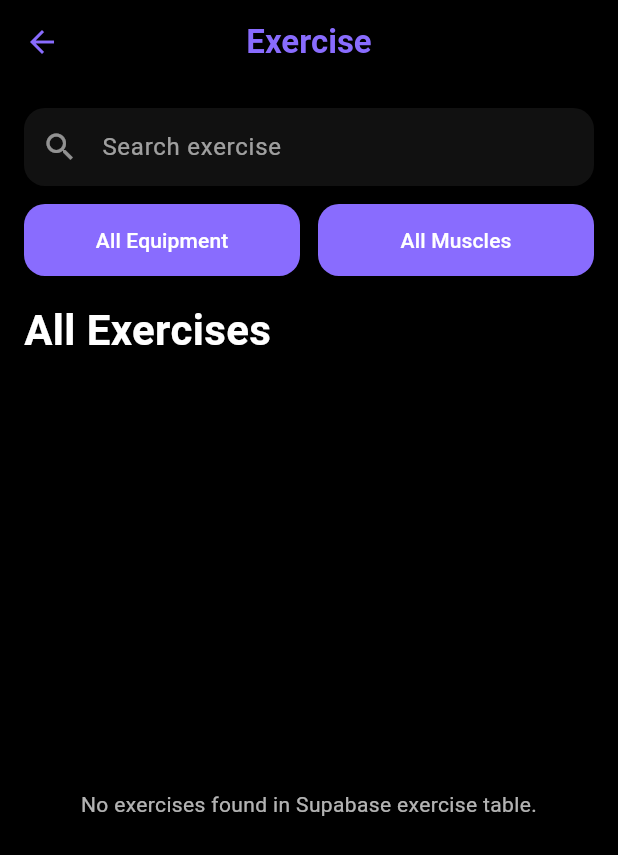
After one commit to WeiHao3705/Mobile_Application_Development, a Flutter app: the ExerciseExplorePage screen opened directly, on a phone screen of 412 x 824 dp. The commit adds this screen. Shown: the top 855 px of the screen. Run offline on Flutter 3.47's test engine with Material 3 defaults, Android fonts, the phone set to English and light mode, and no system bars; our stand-ins replace supabase_flutter; accounts and stored records are empty.

Commit message:
exercise list and details page created

```diff
--- /dev/null
+++ b/lib/models/exercise.dart
@@ -0,0 +1,129 @@
+class Exercise {
+  const Exercise({
+    required this.id,
+    required this.name,
+    required this.primaryMuscle,
+    required this.muscleGroup,
+    required this.equipment,
+    required this.imageUrl,
+    required this.secondaryMuscle,
+    required this.howTo,
+    this.videoUrl,
+  });
+
+  final String id;
+  final String name;
+  final String primaryMuscle;
+  final String muscleGroup;
+  final String equipment;
+  final String imageUrl;
+  final String secondaryMuscle;
+  final String howTo;
+  final String? videoUrl;
+
+  factory Exercise.fromJson(Map<String, dynamic> json) {
+    String readString(List<String> keys, {String fallback = ''}) {
+      for (final key in keys) {
+        final value = json[key];
+        if (value != null && value.toString().trim().isNotEmpty) {
+          return value.toString().trim();
+        }
+      }
+      return fallback;
+    }
+
+    String readSecondaryMuscle(List<String> keys, {String fallback = ''}) {
+      for (final key in keys) {
+        final value = json[key];
+        if (value == null) {
+          continue;
+        }
+
+        if (value is List) {
+          final cleaned = value
+              .map((item) => item.toString().trim())
+              .where((item) => item.isNotEmpty)
+              .join(', ');
+          if (cleaned.isNotEmpty) {
+            return cleaned;
+          }
+          continue;
+        }
+
+        final cleaned = _cleanListLikeText(value.toString());
+        if (cleaned.isNotEmpty) {
+          return cleaned;
+        }
+      }
+      return fallback;
+    }
+
+    String? readNullableString(List<String> keys) {
+      for (final key in keys) {
+        final value = json[key];
+        if (value != null && value.toString().trim().isNotEmpty) {
+          return value.toString().trim();
+        }
+      }
+      return null;
+    }
+
+    final parsedPrimaryMuscle = readString(
+      ['primary_muscle', 'primaryMuscle', 'muscle_group', 'target_muscle', 'muscle'],
+      fallback: 'Unknown Muscle',
+    );
+
+    return Exercise(
+      id: readString(['id', 'exercise_id'], fallback: '0'),
+      name: readString(['name', 'exercise_name', 'title'], fallback: 'Unnamed Exercise'),
+      primaryMuscle: parsedPrimaryMuscle,
+      muscleGroup: readString(['muscle_group', 'target_muscle', 'muscle'], fallback: parsedPrimaryMuscle),
+      equipment: readString(['equipment', 'equipment_name', 'tool'], fallback: 'Bodyweight'),
+      imageUrl: readString(['image_url', 'image', 'thumbnail_url']),
+      secondaryMuscle: readSecondaryMuscle(
+        ['secondary_muscle', 'secondaryMuscle', 'secondary_muscles'],
+        fallback: 'Not provided',
+      ),
+      howTo: readString(
+        ['instruction', 'instructions', 'how_to_do', 'how_to', 'description'],
+        fallback: 'No instructions provided.',
+      ),
+      videoUrl: readNullableString(['video_url', 'video', 'video_link']),
+    );
+  }
+
+  static String _cleanListLikeText(String input) {
+    final trimmed = input.trim();
+    if (trimmed.isEmpty) {
+      return '';
+    }
+
+    if (trimmed.startsWith('[') && trimmed.endsWith(']')) {
+      final inner = trimmed.substring(1, trimmed.length - 1).trim();
+      if (inner.isEmpty) {
+        return '';
+      }
+
+      return inner
+          .split(',')
+          .map((item) => _stripWrappingQuotes(item.trim()))
+          .where((item) => item.isNotEmpty)
+          .join(', ');
+    }
+
+    return _stripWrappingQuotes(trimmed);
+  }
+
+  static String _stripWrappingQuotes(String value) {
+    if (value.length >= 2) {
+      final first = value[0];
+      final last = value[value.length - 1];
+      final isDoubleQuoted = first == '"' && last == '"';
+      final isSingleQuoted = first == "'" && last == "'";
+      if (isDoubleQuoted || isSingleQuoted) {
+        return value.substring(1, value.length - 1).trim();
+      }
+    }
+    return value;
+  }
+}
--- /dev/null
+++ b/lib/repository/exercise_repository.dart
@@ -0,0 +1,18 @@
+import 'package:supabase_flutter/supabase_flutter.dart';
+
+import '../models/exercise.dart';
+
+class ExerciseRepository {
+  ExerciseRepository({required this.supabase});
+
+  final SupabaseClient supabase;
+
+  Future<List<Exercise>> getAllExercises() async {
+    // Supabase table names are case-sensitive when quoted in Postgres.
+    final response = await supabase.from('Exercise').select();
+
+    return (response as List)
+        .map((item) => Exercise.fromJson(Map<String, dynamic>.from(item as Map)))
+        .toList();
+  }
+}
--- /dev/null
+++ b/lib/views/exercise_explore_page.dart
@@ -0,0 +1,380 @@
+import 'package:flutter/material.dart';
+import 'package:supabase_flutter/supabase_flutter.dart';
+
+import '../models/exercise.dart';
+import '../repository/exercise_repository.dart';
+import 'exercise_detail_page.dart';
+
+class ExerciseExplorePage extends StatefulWidget {
+  const ExerciseExplorePage({super.key});
+
+  @override
+  State<ExerciseExplorePage> createState() => _ExerciseExplorePageState();
+}
+
+class _ExerciseExplorePageState extends State<ExerciseExplorePage> {
+  late final ExerciseRepository _repository;
+  late Future<List<Exercise>> _exercisesFuture;
+  final TextEditingController _searchController = TextEditingController();
+
+  String _selectedEquipment = 'All Equipment';
+  String _selectedMuscle = 'All Muscles';
+
+  @override
+  void initState() {
+    super.initState();
+    _repository = ExerciseRepository(supabase: Supabase.instance.client);
+    _exercisesFuture = _repository.getAllExercises();
+    _searchController.addListener(() => setState(() {}));
+  }
+
+  @override
+  void dispose() {
+    _searchController.dispose();
+    super.dispose();
+  }
+
+  void _openExerciseDetail(Exercise exercise) {
+    Navigator.of(context).push(
+      MaterialPageRoute<void>(
+        builder: (_) => ExerciseDetailPage(exercise: exercise),
+      ),
+    );
+  }
+
+  @override
+  Widget build(BuildContext context) {
+    final theme = Theme.of(context);
+
+    return Scaffold(
+      backgroundColor: Colors.black,
+      appBar: AppBar(
+        backgroundColor: Colors.black,
+        foregroundColor: theme.colorScheme.primary,
+        surfaceTintColor: Colors.black,
+        elevation: 0,
+        leading: IconButton(
+          icon: const Icon(Icons.arrow_back),
+          onPressed: () => Navigator.of(context).pop(),
+          tooltip: 'Back to Workout',
+        ),
+        title: Text(
+          'Exercise',
+          style: TextStyle(
+            color: theme.colorScheme.primary,
+            fontWeight: FontWeight.w700,
+          ),
+        ),
+        centerTitle: true,
+      ),
+      body: SafeArea(
+        child: FutureBuilder<List<Exercise>>(
+          future: _exercisesFuture,
+          builder: (context, snapshot) {
+            if (snapshot.connectionState == ConnectionState.waiting) {
+              return Center(
+                child: CircularProgressIndicator(color: theme.colorScheme.primary),
+              );
+            }
+
+            if (snapshot.hasError) {
+              return Center(
+                child: Padding(
+                  padding: const EdgeInsets.all(16),
+                  child: Text(
+                    'Failed to load exercises: ${snapshot.error}',
+                    style: const TextStyle(color: Colors.white70),
+                    textAlign: TextAlign.center,
+                  ),
+                ),
+              );
+            }
+
+            final allExercises = snapshot.data ?? const <Exercise>[];
+            final filteredExercises = _filterExercises(allExercises);
+            final equipmentOptions = _buildOptions(
+              allExercises.map((item) => item.equipment),
+              defaultValue: 'All Equipment',
+            );
+            final muscleOptions = _buildOptions(
+              allExercises.map((item) => item.primaryMuscle),
+              defaultValue: 'All Muscles',
+            );
+
+            return Column(
+              children: [
+                Padding(
+                  padding: const EdgeInsets.all(16),
+                  child: Column(
+                    children: [
+                      _SearchField(controller: _searchController),
+                      const SizedBox(height: 12),
+                      Row(
+                        children: [
+                          Expanded(
+                            child: _FilterButton(
+                              title: _selectedEquipment,
+                              onTap: () => _showOptionPicker(
+                                title: 'Equipment',
+                                options: equipmentOptions,
+                                onSelected: (value) {
+                                  setState(() => _selectedEquipment = value);
+                                },
+                              ),
+                            ),
+                          ),
+                          const SizedBox(width: 12),
+                          Expanded(
+                            child: _FilterButton(
+                              title: _selectedMuscle,
+                              onTap: () => _showOptionPicker(
+                                title: 'Muscles',
+                                options: muscleOptions,
+                                onSelected: (value) {
+                                  setState(() => _selectedMuscle = value);
+                                },
+                              ),
+                            ),
+                          ),
+                        ],
+                      ),
+                    ],
+                  ),
+                ),
+                const Padding(
+                  padding: EdgeInsets.symmetric(horizontal: 16),
+                  child: Align(
+                    alignment: Alignment.centerLeft,
+                    child: Text(
+                      'All Exercises',
+                      style: TextStyle(
+                        color: Colors.white,
+                        fontSize: 28,
+                        fontWeight: FontWeight.w700,
+                      ),
+                    ),
+                  ),
+                ),
+                const SizedBox(height: 8),
+                Expanded(
+                  child: filteredExercises.isEmpty
+                      ? const _EmptyExerciseState()
+                      : ListView.separated(
+                          padding: const EdgeInsets.symmetric(horizontal: 12),
+                          itemCount: filteredExercises.length,
+                          separatorBuilder: (_, __) =>
+                              const Divider(color: Colors.white12, height: 1),
+                          itemBuilder: (context, index) {
+                            return _ExerciseListTile(
+                              exercise: filteredExercises[index],
+                              onTap: () => _openExerciseDetail(filteredExercises[index]),
+                            );
+                          },
+                        ),
+                ),
+              ],
+            );
+          },
+        ),
+      ),
+    );
+  }
+
+  List<String> _buildOptions(
+    Iterable<String> values, {
+    required String defaultValue,
+  }) {
+    final set = <String>{defaultValue};
+    for (final value in values) {
+      if (value.trim().isNotEmpty) {
+        set.add(value);
+      }
+    }
+    return set.toList();
+  }
+
+  List<Exercise> _filterExercises(List<Exercise> source) {
+    final query = _searchController.text.trim().toLowerCase();
+
+    return source.where((exercise) {
+      final matchEquipment = _selectedEquipment == 'All Equipment' ||
+          exercise.equipment == _selectedEquipment;
+      final matchMuscle =
+          _selectedMuscle == 'All Muscles' || exercise.primaryMuscle == _selectedMuscle;
+      final matchSearch = query.isEmpty ||
+          exercise.name.toLowerCase().contains(query) ||
+          exercise.primaryMuscle.toLowerCase().contains(query);
+
+      return matchEquipment && matchMuscle && matchSearch;
+    }).toList();
+  }
+
+  Future<void> _showOptionPicker({
+    required String title,
+    required List<String> options,
+    required ValueChanged<String> onSelected,
+  }) async {
+    final selected = await showModalBottomSheet<String>(
+      context: context,
+      backgroundColor: const Color(0xFF111111),
+      builder: (_) {
+        return SafeArea(
+          child: Column(
+            mainAxisSize: MainAxisSize.min,
+            children: [
+              Padding(
+                padding: const EdgeInsets.all(16),
+                child: Text(
+                  title,
+                  style: const TextStyle(
+                    color: Colors.white,
+                    fontSize: 18,
+                    fontWeight: FontWeight.w700,
+                  ),
+                ),
+              ),
+              for (final option in options)
+                ListTile(
+                  title: Text(
+                    option,
+                    style: const TextStyle(color: Colors.white),
+                  ),
+                  onTap: () => Navigator.of(context).pop(option),
+                ),
+            ],
+          ),
+        );
+      },
+    );
+
+    if (selected != null) {
+      onSelected(selected);
+    }
+  }
+}
+
+class _SearchField extends StatelessWidget {
+  const _SearchField({required this.controller});
+
+  final TextEditingController controller;
+
+  @override
+  Widget build(BuildContext context) {
+    return TextField(
+      controller: controller,
+      style: const TextStyle(color: Colors.white),
+      decoration: InputDecoration(
+        hintText: 'Search exercise',
+        hintStyle: const TextStyle(color: Colors.white60),
+        prefixIcon: const Icon(Icons.search, color: Colors.white54),
+        filled: true,
+        fillColor: const Color(0xFF111111),
+        contentPadding: const EdgeInsets.symmetric(horizontal: 14, vertical: 14),
+        border: OutlineInputBorder(
+          borderRadius: BorderRadius.circular(14),
+          borderSide: BorderSide.none,
+        ),
+      ),
+    );
+  }
+}
+
+class _FilterButton extends StatelessWidget {
+  const _FilterButton({
+    required this.title,
+    required this.onTap,
+  });
+
+  final String title;
+  final VoidCallback onTap;
+
+  @override
+  Widget build(BuildContext context) {
+    final theme = Theme.of(context);
+
+    return SizedBox(
+      height: 48,
+      child: ElevatedButton(
+        onPressed: onTap,
+        style: ElevatedButton.styleFrom(
+          backgroundColor: theme.colorScheme.primary,
+          foregroundColor: theme.colorScheme.onPrimary,
+          shape: RoundedRectangleBorder(
+            borderRadius: BorderRadius.circular(14),
+          ),
+        ),
+        child: Text(
+          title,
+          overflow: TextOverflow.ellipsis,
+          maxLines: 1,
+        ),
+      ),
+    );
+  }
+}
+
+class _ExerciseListTile extends StatelessWidget {
+  const _ExerciseListTile({
+    required this.exercise,
+    required this.onTap,
+  });
+
+  final Exercise exercise;
+  final VoidCallback onTap;
+
+  @override
+  Widget build(BuildContext context) {
+    return ListTile(
+      onTap: onTap,
+      contentPadding: const EdgeInsets.symmetric(horizontal: 8, vertical: 6),
+      leading: CircleAvatar(
+        radius: 30,
+        backgroundColor: Colors.white,
+        backgroundImage:
+            exercise.imageUrl.isNotEmpty ? NetworkImage(exercise.imageUrl) : null,
+        child: exercise.imageUrl.isEmpty
+            ? const Icon(Icons.fitness_center, color: Colors.black)
+            : null,
+      ),
+      title: Text(
+        exercise.name,
+        style: const TextStyle(
+          color: Colors.white,
+          fontSize: 20,
+          fontWeight: FontWeight.w600,
+        ),
+      ),
+      subtitle: Text(
+        exercise.primaryMuscle,
+        style: const TextStyle(color: Colors.white60, fontSize: 14),
+      ),
+      trailing: Container(
+        width: 34,
+        height: 34,
+        decoration: BoxDecoration(
+          shape: BoxShape.circle,
+          border: Border.all(color: Colors.white70),
+        ),
+        child: Icon(Icons.north_east, color: Theme.of(context).colorScheme.primary, size: 18),
+      ),
+    );
+  }
+}
+
+class _EmptyExerciseState extends StatelessWidget {
+  const _EmptyExerciseState();
+
+  @override
+  Widget build(BuildContext context) {
+    return const Center(
+      child: Padding(
+        padding: EdgeInsets.symmetric(horizontal: 20),
+        child: Text(
+          'No exercises found in Supabase exercise table.',
+          textAlign: TextAlign.center,
+          style: TextStyle(color: Colors.white70),
+        ),
+      ),
+    );
+  }
+}
```
Also changed, not shown: lib/views/exercise_detail_page.dart (added, +123 -0 lines), lib/views/exercise_page.dart (+5 -2 lines).
